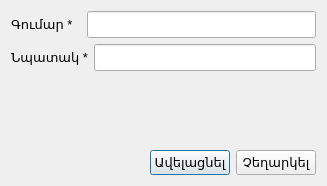
This is src/addfarmcosts.ui in ADCompany/AD-Farm as Qt 5 draws it before an edit. The edited form follows.
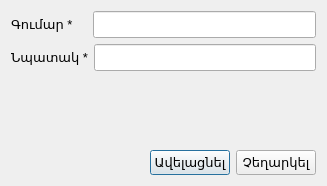
This is the edited form. Icons and pictures are not drawn.

```diff
--- a/src/addfarmcosts.ui
+++ b/src/addfarmcosts.ui
@@ -43,7 +43,7 @@
        </property>
        <property name="sizeHint" stdset="0">
         <size>
-         <width>8</width>
+         <width>14</width>
          <height>20</height>
         </size>
        </property>
```
